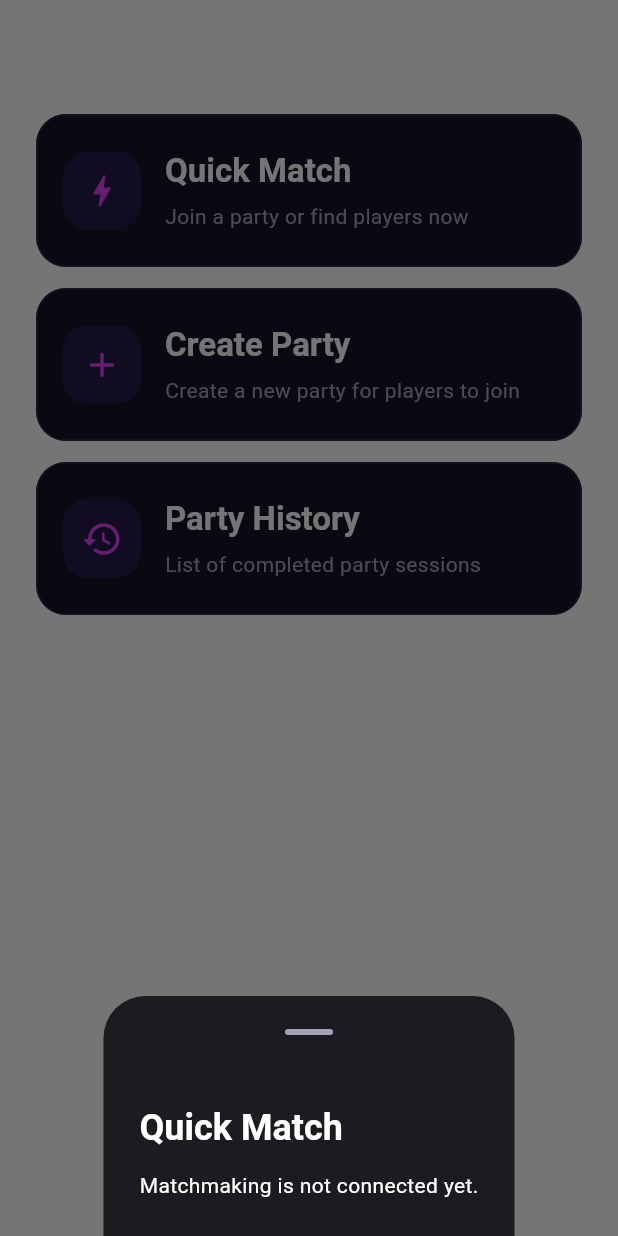
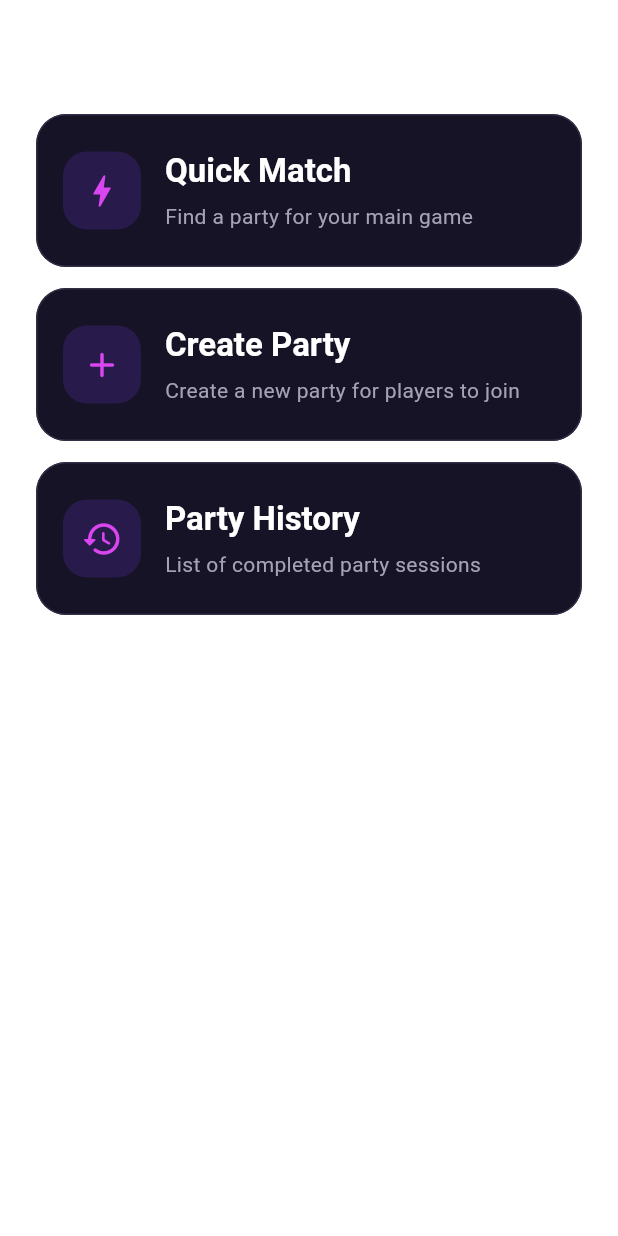
Before and after one commit to Nikolrize/lurk_app, a Flutter app: the PartiesScreen screen opened directly, after a tap on "Quick Match", on a phone screen of 412 x 824 dp. Run offline on Flutter 3.47's test engine with Material 3 defaults, Android fonts, the phone set to English and light mode, and no system bars; our stand-ins replace cloud_firestore, firebase_auth, firebase_core, firebase_database, firebase_messaging, flutter_riverpod and 4 more; missing offline and left inert: agora_rtc_engine; accounts and stored records are empty.

Commit message:
Add Quick Match based on the player’s main game with party previews and improved drawer bottom spacing

```diff
--- a/lib/core/widgets/app_shell.dart
+++ b/lib/core/widgets/app_shell.dart
@@ -60,10 +60,6 @@ class _AppShellState extends ConsumerState<AppShell> {
           index: _selectedIndex,
           children: [
             HomeScreen(
-              onFindParties: () => setState(() {
-                _findGame = null;
-                _selectedIndex = 1;
-              }),
               onFindGame: (game) => setState(() {
                 _findGame = game;
                 _selectedIndex = 1;
@@ -77,7 +73,6 @@ class _AppShellState extends ConsumerState<AppShell> {
                         )
                       : PartiesScreen(
                           onHistory: () => setState(() => _showHistory = true),
-                          onQuickMatch: () => _selectTab(1),
                           onOpenLobby: (party) {
                             setState(() {
                               _lobbyParty = party;
--- /dev/null
+++ b/lib/features/parties/models/quick_match.dart
@@ -0,0 +1,27 @@
+import 'dart:math';
+import '../../../core/data/game_catalog.dart';
+import 'party.dart';
+
+Party? pickQuickMatchParty(
+  Iterable<Party> parties, {
+  required String mainGameId,
+  required String viewerUid,
+  String? currentPartyId,
+  Random? random,
+}) {
+  final candidates = parties
+      .where(
+        (party) =>
+            (GameCatalog.find(party.gameId)?.id ??
+                    GameCatalog.find(party.gameName)?.id) ==
+                mainGameId &&
+            party.status == 'open' &&
+            party.visibility == 'public' &&
+            !party.isFull &&
+            party.hostId != viewerUid &&
+            party.id != currentPartyId,
+      )
+      .toList();
+  if (candidates.isEmpty) return null;
+  return candidates[(random ?? Random()).nextInt(candidates.length)];
+}
--- a/lib/features/parties/screens/parties_screen.dart
+++ b/lib/features/parties/screens/parties_screen.dart
@@ -1,3 +1,4 @@
+import '../widgets/quick_match_card.dart';
 import 'party_history_screen.dart';
 import '../models/party.dart';
 import 'party_lobby_screen.dart';
@@ -9,35 +10,9 @@ import 'package:flutter/material.dart';
 import '../../../core/widgets/action_card.dart';
 
 class PartiesScreen extends ConsumerWidget {
-  const PartiesScreen({
-    super.key,
-    this.onQuickMatch,
-    this.onOpenLobby,
-    this.onHistory,
-  });
+  const PartiesScreen({super.key, this.onOpenLobby, this.onHistory});
   final ValueChanged<Party>? onOpenLobby;
-  final VoidCallback? onQuickMatch, onHistory;
-
-  void _preview(BuildContext context, String title, String message) {
-    showModalBottomSheet<void>(
-      context: context,
-      showDragHandle: true,
-      builder: (context) => SafeArea(
-        child: Padding(
-          padding: const EdgeInsets.all(24),
-          child: Column(
-            mainAxisSize: MainAxisSize.min,
-            crossAxisAlignment: CrossAxisAlignment.start,
-            children: [
-              Text(title, style: Theme.of(context).textTheme.headlineSmall),
-              const SizedBox(height: 12),
-              Text(message),
-            ],
-          ),
-        ),
-      ),
-    );
-  }
+  final VoidCallback? onHistory;
 
   @override
   Widget build(BuildContext context, WidgetRef ref) {
@@ -64,18 +39,7 @@ class PartiesScreen extends ConsumerWidget {
                           ?.copyWith(fontWeight: FontWeight.w700),
                     ),
                     const SizedBox(height: 16),
-                    ActionCard(
-                      icon: Icons.bolt_rounded,
-                      title: 'Quick Match',
-                      subtitle: 'Join a party or find players now',
-                      onTap:
-                          onQuickMatch ??
-                          () => _preview(
-                            context,
-                            'Quick Match',
-                            'Matchmaking is not connected yet.',
-                          ),
-                    ),
+                    const QuickMatchCard(),
                     const SizedBox(height: 14),
                     ActionCard(
                       icon: Icons.add_rounded,
--- /dev/null
+++ b/lib/features/parties/widgets/quick_match_card.dart
@@ -0,0 +1,116 @@
+import 'package:flutter/material.dart';
+import 'package:flutter_riverpod/flutter_riverpod.dart';
+import '../../../core/data/game_catalog.dart';
+import '../../../core/widgets/action_card.dart';
+import '../../../providers/auth_provider.dart';
+import '../../../providers/party_provider.dart';
+import '../../../providers/profile_provider.dart';
+import '../../profile/screens/gaming_preferences_screen.dart';
+import '../models/quick_match.dart';
+import 'party_preview_drawer.dart';
+
+class QuickMatchCard extends ConsumerStatefulWidget {
+  const QuickMatchCard({super.key});
+  @override
+  ConsumerState<QuickMatchCard> createState() => _QuickMatchCardState();
+}
+
+class _QuickMatchCardState extends ConsumerState<QuickMatchCard> {
+  bool _finding = false;
+  void _notice(String message) {
+    if (!mounted) return;
+    ScaffoldMessenger.of(
+      context,
+    ).showSnackBar(SnackBar(content: Text(message)));
+  }
+
+  Future<void> _find() async {
+    if (_finding) return;
+    final uid = ref.read(authStateProvider).asData?.value?.uid;
+    if (uid == null) {
+      _notice('Sign in to use Quick Match.');
+      return;
+    }
+    setState(() => _finding = true);
+    try {
+      final preferences = await ref
+          .read(gamingPreferencesProvider(uid).future)
+          .timeout(const Duration(seconds: 15));
+      final game = GameCatalog.find(preferences.currentGame);
+      if (!mounted || ref.read(authStateProvider).asData?.value?.uid != uid) {
+        return;
+      }
+      if (game == null) {
+        ScaffoldMessenger.of(context).showSnackBar(
+          SnackBar(
+            content: const Text('Choose your main game for matchmaking first.'),
+            action: SnackBarAction(
+              label: 'Set main game',
+              onPressed: () {
+                if (!mounted) return;
+                Navigator.of(context).push(
+                  MaterialPageRoute<void>(
+                    builder: (_) => GamingPreferencesScreen(uid: uid),
+                  ),
+                );
+              },
+            ),
+          ),
+        );
+        return;
+      }
+      final currentId = await ref
+          .read(joinedPartyIdProvider.future)
+          .timeout(const Duration(seconds: 15));
+      final parties = await ref
+          .read(partyServiceProvider)
+          .findQuickMatchParties(game.id)
+          .timeout(const Duration(seconds: 15));
+      if (!mounted || ref.read(authStateProvider).asData?.value?.uid != uid) {
+        return;
+      }
+      final match = pickQuickMatchParty(
+        parties,
+        mainGameId: game.id,
+        viewerUid: uid,
+        currentPartyId: currentId,
+      );
+      if (match == null) {
+        _notice(
+          'No open ${game.name} parties with space right now. Try again soon.',
+        );
+        return;
+      }
+      await showPartyPreview(context, match);
+    } catch (_) {
+      _notice('Unable to find a party. Check your connection and try again.');
+    } finally {
+      if (mounted) setState(() => _finding = false);
+    }
+  }
+
+  @override
+  Widget build(BuildContext context) {
+    final uid = ref.watch(authStateProvider).asData?.value?.uid;
+    final preferences = uid == null
+        ? null
+        : ref.watch(gamingPreferencesProvider(uid)).asData?.value;
+    // Keep these streams alive while their first values are awaited on tap.
+    ref.watch(joinedPartyIdProvider);
+    final game = GameCatalog.find(preferences?.currentGame);
+    return Semantics(
+      button: true,
+      enabled: !_finding,
+      child: ActionCard(
+        icon: _finding ? Icons.hourglass_top_rounded : Icons.bolt_rounded,
+        title: _finding ? 'Finding party…' : 'Quick Match',
+        subtitle: _finding
+            ? 'Looking for an open party'
+            : game == null
+            ? 'Find a party for your main game'
+            : 'Find a ${game.name} party',
+        onTap: _find,
+      ),
+    );
+  }
+}
```
Also changed, not shown: lib/features/home/screens/home_screen.dart (+3 -36 lines), lib/features/parties/widgets/party_preview_drawer.dart (+9 -1 lines), lib/services/party_service.dart (+14 -0 lines), 2 other files.
